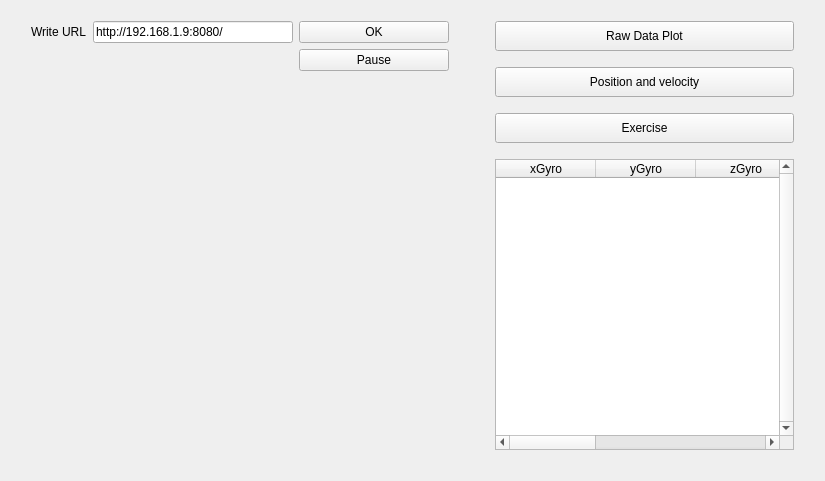
Before: the Qt Designer form MainWindow.ui in Dajana9/MPU6050-Rpi2-Qt, drawn with Qt 5.
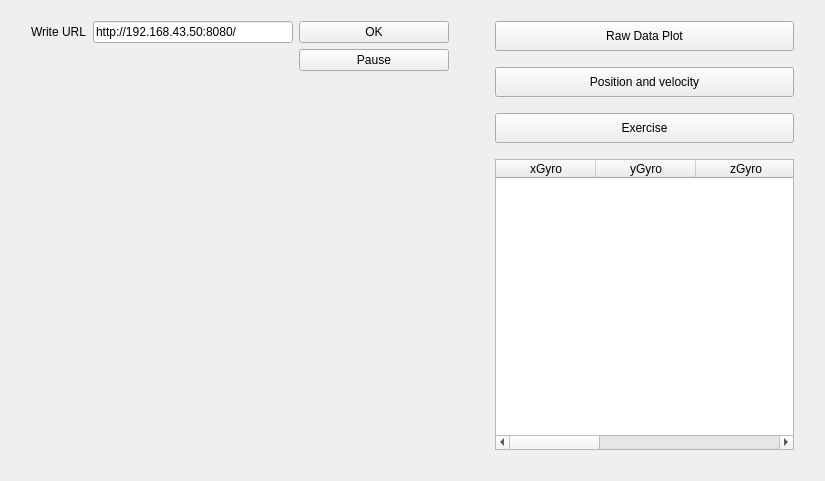
After: the same form once the commit is applied. Custom widgets are drawn as their Qt base class.

The edit to the form file:
```diff
--- a/MainWindow.ui
+++ b/MainWindow.ui
@@ -53,7 +53,7 @@
            </size>
           </property>
           <property name="text">
-           <string>http://192.168.1.9:8080/</string>
+           <string>http://192.168.43.50:8080/</string>
           </property>
          </widget>
         </item>
@@ -260,7 +260,7 @@
       <item>
        <widget class="QTableWidget" name="tableWidget">
         <property name="sizePolicy">
-         <sizepolicy hsizetype="MinimumExpanding" vsizetype="Expanding">
+         <sizepolicy hsizetype="Expanding" vsizetype="Expanding">
           <horstretch>0</horstretch>
           <verstretch>0</verstretch>
          </sizepolicy>
@@ -278,7 +278,10 @@
          </size>
         </property>
         <property name="verticalScrollBarPolicy">
-         <enum>Qt::ScrollBarAlwaysOn</enum>
+         <enum>Qt::ScrollBarAsNeeded</enum>
+        </property>
+        <property name="horizontalScrollBarPolicy">
+         <enum>Qt::ScrollBarAsNeeded</enum>
         </property>
         <property name="sizeAdjustPolicy">
          <enum>QAbstractScrollArea::AdjustToContents</enum>
@@ -311,7 +314,7 @@
         </column>
         <column>
          <property name="text">
-          <string>zAccel</string>
+          <string>yAccel</string>
          </property>
         </column>
         <column>
```
